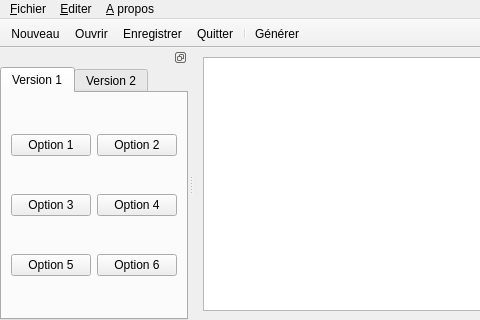
First picture: the form in interface/mainwindow.ui, repository TriComp/TriComp, before the edit; both pictures show x 0 to 480 and y 0 to 320 of the 704 by 559 pixel window.
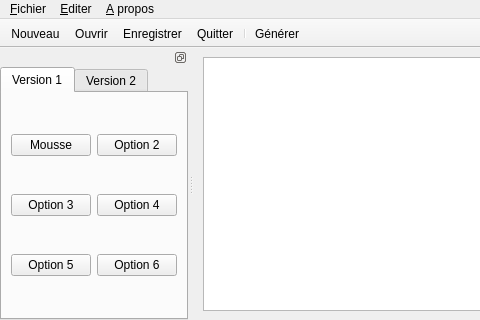
Second picture: the form after the edit. The open tabs and pages were chosen to show the change. Icons and pictures are not drawn.

Patch:
```diff
--- a/interface/mainwindow.ui
+++ b/interface/mainwindow.ui
@@ -156,7 +156,7 @@
              <item row="0" column="0">
               <widget class="QPushButton" name="pushButton">
                <property name="text">
-                <string>Option 1</string>
+                <string>Mousse</string>
                </property>
                <property name="iconSize">
                 <size>
```
Left out of the diff: 2 changed lines with no effect on the pictures.
